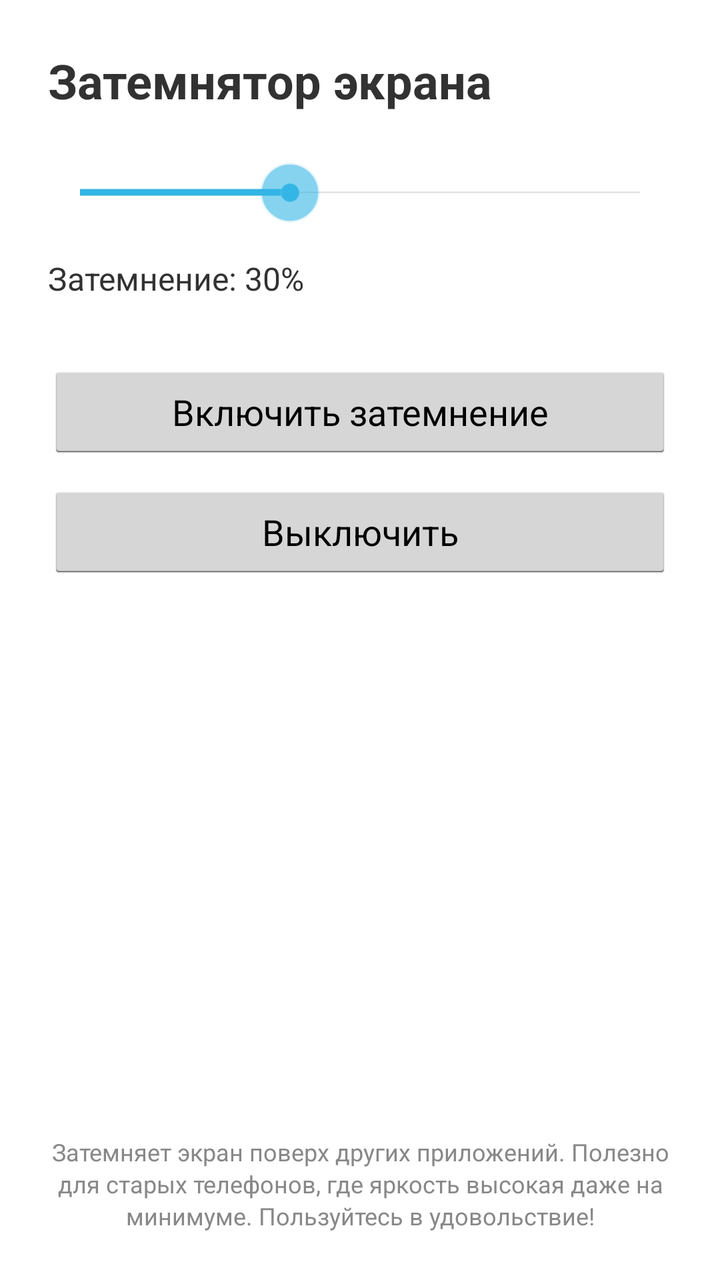
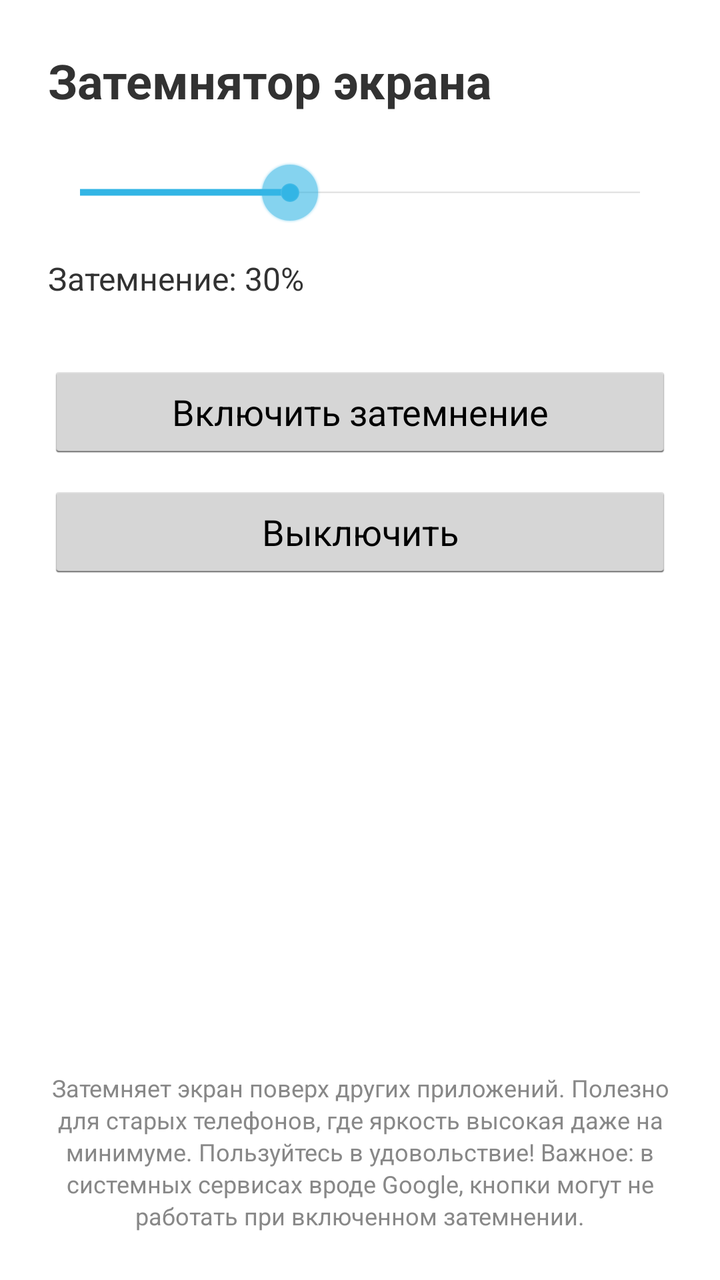

An Android layout rendered at two revisions. The XML below is the earlier revision; the diff shows what the commit changed to produce the second picture.
<!-- AndroidManifest.xml: application theme AppTheme -->
<!-- res/layout/activity_main.xml -->
<?xml version="1.0" encoding="utf-8"?>
<LinearLayout xmlns:android="http://schemas.android.com/apk/res/android"
android:layout_width="match_parent"
android:layout_height="match_parent"
android:orientation="vertical"
android:padding="24dp">

<TextView android:id="@+id/tvTitle" android:layout_width="wrap_content" android:layout_height="wrap_content" android:text="Затемнятор экрана" android:textSize="24sp" android:textStyle="bold" android:paddingBottom="24dp" />

<SeekBar android:id="@+id/seekBar" android:layout_width="match_parent" android:layout_height="wrap_content" android:max="80" android:progress="30" />

<TextView android:id="@+id/tvStatus" android:layout_width="wrap_content" android:layout_height="wrap_content" android:text="Затемнение: 30%" android:textSize="16sp" android:paddingTop="16dp" android:paddingBottom="32dp" />

<Button android:id="@+id/btnStart" android:layout_width="match_parent" android:layout_height="wrap_content" android:text="Включить затемнение"/>

<Button android:id="@+id/btnStop" android:layout_width="match_parent" android:layout_height="wrap_content" android:layout_marginTop="12dp" android:text="Выключить"/>

<Space
    android:layout_width="match_parent"
    android:layout_height="0dp"
    android:layout_weight="1" />

<TextView
    android:layout_width="match_parent"
    android:layout_height="wrap_content"
    android:gravity="center"
    android:textSize="12sp"
    android:textColor="#888888"
    android:lineSpacingExtra="2dp"
    android:text="Затемняет экран поверх других приложений. Полезно для старых телефонов, где яркость высокая даже на минимуме. Пользуйтесь в удовольствие!" />
</LinearLayout>
<!-- resources referenced by this layout -->
<resources>
  <style name="AppTheme" parent="android:Theme.Holo.Light.DarkActionBar" />
</resources>

<!-- the commit's change to res/layout/activity_main.xml (unified diff, before → after) -->
@@ -27,5 +27,5 @@ android:padding="24dp">
     android:textSize="12sp"
     android:textColor="#888888"
     android:lineSpacingExtra="2dp"
-    android:text="Затемняет экран поверх других приложений. Полезно для старых телефонов, где яркость высокая даже на минимуме. Пользуйтесь в удовольствие!" />
+    android:text="Затемняет экран поверх других приложений. Полезно для старых телефонов, где яркость высокая даже на минимуме. Пользуйтесь в удовольствие! Важное: в системных сервисах вроде Google, кнопки могут не работать при включенном затемнении." />
 </LinearLayout>
